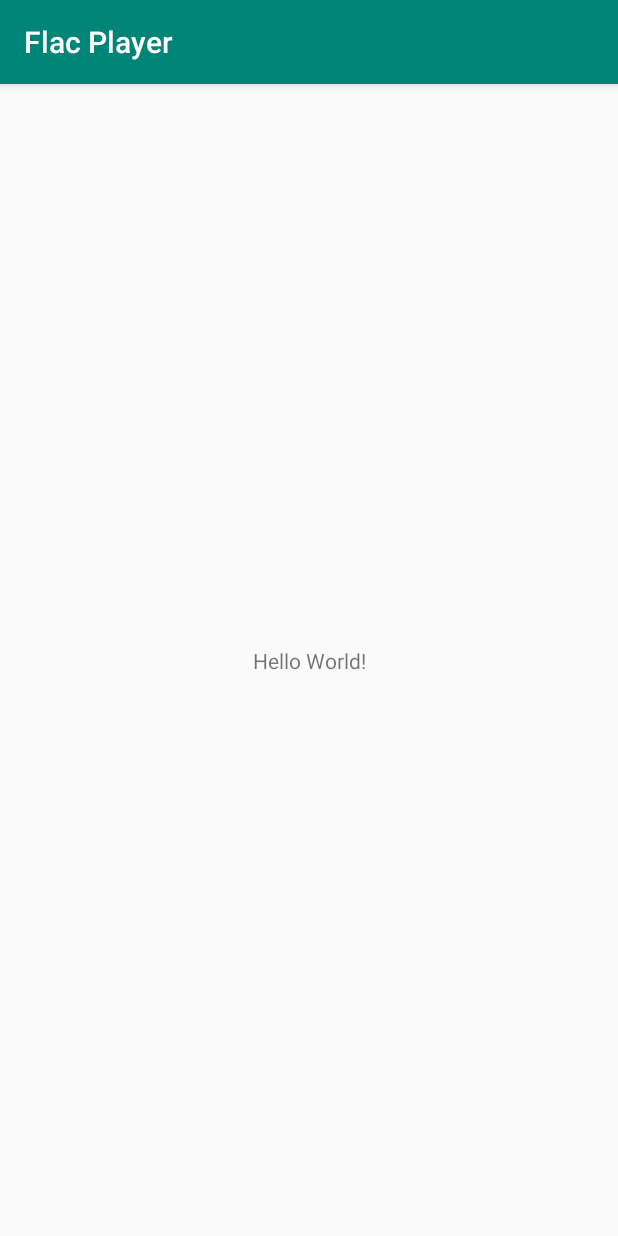
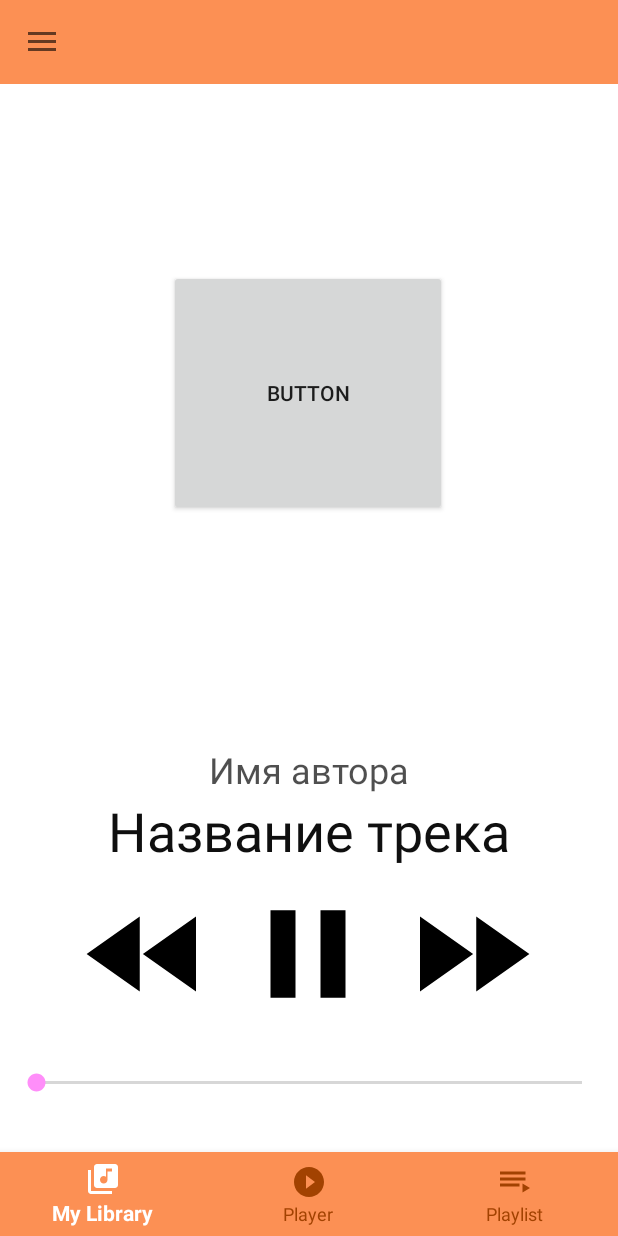
Before and after one commit to EgorAB/FlacPlayer, an Android app: the screen it shows after launch (MainActivity), on a phone screen of 412 x 824 dp. Run offline under Robolectric (Android 15) with nearby library versions, the phone set to English and light mode, and no system bars.

Commit message:
:sunglasses:

```diff
--- a/app/build.gradle
+++ b/app/build.gradle
@@ -30,4 +30,5 @@ dependencies {
     testImplementation 'junit:junit:4.12'
     androidTestImplementation 'com.android.support.test:runner:1.0.2'
     androidTestImplementation 'com.android.support.test.espresso:espresso-core:3.0.2'
+    implementation 'com.android.support:design:28.0.0'
 }
--- a/app/src/main/java/com/example/flacplayer/MainActivity.kt
+++ b/app/src/main/java/com/example/flacplayer/MainActivity.kt
@@ -2,11 +2,27 @@ package com.example.flacplayer
 
 import android.support.v7.app.AppCompatActivity
 import android.os.Bundle
+import android.support.v4.widget.DrawerLayout
+import android.support.v7.app.ActionBarDrawerToggle
+import android.support.v7.widget.Toolbar
+import kotlinx.android.synthetic.main.activity_main.*
+import android.view.animation.AlphaAnimation
+
+
 
 class MainActivity : AppCompatActivity() {
-
+    private val buttonClick = AlphaAnimation(1f, 0.8f)
     override fun onCreate(savedInstanceState: Bundle?) {
         super.onCreate(savedInstanceState)
         setContentView(R.layout.activity_main)
+        val drawerLayout: DrawerLayout = findViewById(R.id.drawer_layout)
+        val toolBar: Toolbar = findViewById(R.id.toolbar)
+        setSupportActionBar(toolBar)
+        supportActionBar?.setDisplayShowTitleEnabled(false)
+        val toggle = ActionBarDrawerToggle(
+            this, drawerLayout, toolbar, R.string.navigation_drawer_open, R.string.navigation_drawer_close
+        )
+        drawerLayout.addDrawerListener(toggle)
+        toggle.syncState()
     }
 }
--- /dev/null
+++ b/app/src/main/res/color/bottom_navigation_item_background_colors.xml
@@ -0,0 +1,7 @@
+<?xml version="1.0" encoding="utf-8"?>
+<selector xmlns:android="http://schemas.android.com/apk/res/android">
+    <item android:color="@color/white"
+          android:state_checked="true"/>
+    <item android:color="@color/colorPrimaryDark"
+          android:state_checked="false"/>
+</selector>
--- /dev/null
+++ b/app/src/main/res/drawable/ic_fast_forward_black_24dp.xml
@@ -0,0 +1,9 @@
+<vector xmlns:android="http://schemas.android.com/apk/res/android"
+        android:width="24dp"
+        android:height="24dp"
+        android:viewportWidth="24.0"
+        android:viewportHeight="24.0">
+    <path
+        android:fillColor="#FF000000"
+        android:pathData="M4,18l8.5,-6L4,6v12zM13,6v12l8.5,-6L13,6z"/>
+</vector>
--- /dev/null
+++ b/app/src/main/res/drawable/ic_fast_rewind_black_24dp.xml
@@ -0,0 +1,9 @@
+<vector xmlns:android="http://schemas.android.com/apk/res/android"
+        android:width="24dp"
+        android:height="24dp"
+        android:viewportWidth="24.0"
+        android:viewportHeight="24.0">
+    <path
+        android:fillColor="#FF000000"
+        android:pathData="M11,18L11,6l-8.5,6 8.5,6zM11.5,12l8.5,6L20,6l-8.5,6z"/>
+</vector>
--- /dev/null
+++ b/app/src/main/res/drawable/ic_library_music_black_24dp.xml
@@ -0,0 +1,9 @@
+<vector xmlns:android="http://schemas.android.com/apk/res/android"
+        android:width="24dp"
+        android:height="24dp"
+        android:viewportWidth="24.0"
+        android:viewportHeight="24.0">
+    <path
+        android:fillColor="#FF000000"
+        android:pathData="M20,2L8,2c-1.1,0 -2,0.9 -2,2v12c0,1.1 0.9,2 2,2h12c1.1,0 2,-0.9 2,-2L22,4c0,-1.1 -0.9,-2 -2,-2zM18,7h-3v5.5c0,1.38 -1.12,2.5 -2.5,2.5S10,13.88 10,12.5s1.12,-2.5 2.5,-2.5c0.57,0 1.08,0.19 1.5,0.51L14,5h4v2zM4,6L2,6v14c0,1.1 0.9,2 2,2h14v-2L4,20L4,6z"/>
+</vector>
--- /dev/null
+++ b/app/src/main/res/drawable/ic_pause_black_24dp.xml
@@ -0,0 +1,9 @@
+<vector xmlns:android="http://schemas.android.com/apk/res/android"
+        android:width="24dp"
+        android:height="24dp"
+        android:viewportWidth="24.0"
+        android:viewportHeight="24.0">
+    <path
+        android:fillColor="#FF000000"
+        android:pathData="M6,19h4L10,5L6,5v14zM14,5v14h4L18,5h-4z"/>
+</vector>
--- /dev/null
+++ b/app/src/main/res/drawable/ic_play_circle_filled_black_24dp.xml
@@ -0,0 +1,9 @@
+<vector xmlns:android="http://schemas.android.com/apk/res/android"
+        android:width="24dp"
+        android:height="24dp"
+        android:viewportWidth="24.0"
+        android:viewportHeight="24.0">
+    <path
+        android:fillColor="#FF000000"
+        android:pathData="M12,2C6.48,2 2,6.48 2,12s4.48,10 10,10 10,-4.48 10,-10S17.52,2 12,2zM10,16.5v-9l6,4.5 -6,4.5z"/>
+</vector>
--- /dev/null
+++ b/app/src/main/res/drawable/ic_playlist_play_black_24dp.xml
@@ -0,0 +1,9 @@
+<vector xmlns:android="http://schemas.android.com/apk/res/android"
+        android:width="24dp"
+        android:height="24dp"
+        android:viewportWidth="24.0"
+        android:viewportHeight="24.0">
+    <path
+        android:fillColor="#FF000000"
+        android:pathData="M19,9L2,9v2h17L19,9zM19,5L2,5v2h17L19,5zM2,15h13v-2L2,13v2zM17,13v6l5,-3 -5,-3z"/>
+</vector>
--- a/app/src/main/res/layout/activity_main.xml
+++ b/app/src/main/res/layout/activity_main.xml
@@ -1,19 +1,37 @@
 <?xml version="1.0" encoding="utf-8"?>
-<android.support.constraint.ConstraintLayout
-        xmlns:android="http://schemas.android.com/apk/res/android"
-        xmlns:tools="http://schemas.android.com/tools"
-        xmlns:app="http://schemas.android.com/apk/res-auto"
-        android:layout_width="match_parent"
+<android.support.v4.widget.DrawerLayout
+        xmlns:app="http://schemas.android.com/apk/res-auto" xmlns:tools="http://schemas.android.com/tools" android:id="@+id/drawer_layout"
         android:layout_height="match_parent"
-        tools:context=".MainActivity">
+                                        xmlns:android="http://schemas.android.com/apk/res/android"
+                                        android:layout_width="match_parent">
+    <android.support.v7.widget.Toolbar
+            android:id="@+id/toolbar"
+            android:layout_width="match_parent"
+            android:layout_height="?attr/actionBarSize"
+            android:background="@color/colorPrimary"
+            app:layout_constraintTop_toTopOf="parent"/>
+    <android.support.constraint.ConstraintLayout
+            android:layout_width="match_parent"
+            android:layout_height="match_parent"
+            tools:context=".MainActivity" android:layout_marginTop="?attr/actionBarSize">
+        <android.support.design.widget.BottomNavigationView
+                android:layout_width="match_parent"
+                android:layout_height="wrap_content"
+                app:itemBackground="@color/colorPrimary"
+                app:menu="@menu/bottom_navigation_menu"
+                android:id="@+id/bottomNavigationView"
+                app:itemIconTint="@color/bottom_navigation_item_background_colors"
+                app:itemTextColor="@color/bottom_navigation_item_background_colors"
+                app:layout_constraintBottom_toBottomOf="parent"/>
 
-    <TextView
+        <include layout="@layout/play_scene" android:layout_width="match_parent" android:layout_height="match_parent"
+                 tools:layout_editor_absoluteX="125dp"/>
+    </android.support.constraint.ConstraintLayout>
+
+    <android.support.design.widget.NavigationView
+            android:fitsSystemWindows="true"
             android:layout_width="wrap_content"
-            android:layout_height="wrap_content"
-            android:text="Hello World!"
-            app:layout_constraintBottom_toBottomOf="parent"
-            app:layout_constraintLeft_toLeftOf="parent"
-            app:layout_constraintRight_toRightOf="parent"
-            app:layout_constraintTop_toTopOf="parent"/>
-
-</android.support.constraint.ConstraintLayout>
+            android:layout_gravity="start"
+            android:layout_height="match_parent"
+            android:id="@+id/navigationView"/>
+</android.support.v4.widget.DrawerLayout>
--- /dev/null
+++ b/app/src/main/res/layout/library_scene.xml
@@ -0,0 +1,8 @@
+<?xml version="1.0" encoding="utf-8"?>
+<android.support.constraint.ConstraintLayout xmlns:android="http://schemas.android.com/apk/res/android"
+                                             android:layout_width="match_parent"
+                                             android:layout_height="match_parent">
+    <ListView android:layout_width="match_parent" android:layout_height="match_parent">
+
+    </ListView>
+</android.support.constraint.ConstraintLayout>
--- /dev/null
+++ b/app/src/main/res/layout/play_scene.xml
@@ -0,0 +1,74 @@
+<?xml version="1.0" encoding="utf-8"?>
+<android.support.constraint.ConstraintLayout
+        xmlns:android="http://schemas.android.com/apk/res/android"
+        xmlns:app="http://schemas.android.com/apk/res-auto"
+        xmlns:tools="http://schemas.android.com/tools"
+        android:id="@+id/play_scene"
+        android:background="@color/white"
+        android:layout_height="match_parent"
+        android:layout_width="match_parent">
+    <Button android:layout_width="100dp" android:layout_height="100dp"
+            android:background="@drawable/ic_pause_black_24dp"
+            android:focusable="true"
+            android:clickable="true"
+            android:id="@+id/playButton"
+            app:layout_constraintTop_toTopOf="parent"
+            app:layout_constraintStart_toStartOf="parent" app:layout_constraintBottom_toBottomOf="parent"
+            app:layout_constraintEnd_toEndOf="parent" app:layout_constraintHorizontal_bias="0.498"
+            app:layout_constraintVertical_bias="0.793"/>
+
+    <Button android:layout_width="100dp" android:layout_height="100dp"
+            android:background="@drawable/ic_fast_rewind_black_24dp"
+            android:focusable="true"
+            android:clickable="true"
+            android:id="@+id/previousButton"
+            app:layout_constraintTop_toTopOf="parent"
+            app:layout_constraintStart_toStartOf="parent" app:layout_constraintBottom_toBottomOf="parent"
+            app:layout_constraintHorizontal_bias="1.0"
+            android:layout_marginEnd="8dp" app:layout_constraintEnd_toStartOf="@+id/playButton"
+            app:layout_constraintVertical_bias="0.793"/>
+
+    <Button android:layout_width="100dp" android:layout_height="100dp"
+            android:background="@drawable/ic_fast_forward_black_24dp"
+            android:focusable="true"
+            android:clickable="true"
+            android:id="@+id/nextButton"
+            app:layout_constraintTop_toTopOf="parent"
+            app:layout_constraintBottom_toBottomOf="parent"
+            app:layout_constraintEnd_toEndOf="parent" app:layout_constraintHorizontal_bias="0.0"
+            app:layout_constraintVertical_bias="0.793" app:layout_constraintStart_toEndOf="@+id/playButton"
+            android:layout_marginStart="8dp"/>
+    <TextView
+            android:text="Имя автора"
+            android:layout_width="wrap_content"
+            android:layout_height="wrap_content"
+            android:id="@+id/textView" android:textSize="24sp"
+            app:layout_constraintBottom_toTopOf="@+id/textView2"
+            android:textColor="#B2030303" android:layout_marginEnd="8dp" app:layout_constraintEnd_toEndOf="parent"
+            android:layout_marginStart="8dp" app:layout_constraintStart_toStartOf="parent"/>
+    <TextView
+            android:text="Название трека"
+            android:layout_width="wrap_content"
+            android:layout_height="wrap_content"
+            android:id="@+id/textView2" android:textSize="36sp"
+            app:layout_constraintBottom_toTopOf="@+id/playButton"
+            android:textColor="#F0000000" android:layout_marginBottom="8dp" android:layout_marginStart="8dp"
+            app:layout_constraintStart_toStartOf="parent" android:layout_marginEnd="8dp"
+            app:layout_constraintEnd_toEndOf="parent"/>
+    <SeekBar
+            android:layout_width="match_parent"
+            android:layout_height="24dp"
+            android:id="@+id/seekBar"
+            app:layout_constraintEnd_toEndOf="parent" android:layout_marginEnd="8dp"
+            app:layout_constraintTop_toBottomOf="@+id/playButton"
+            android:layout_marginStart="8dp" app:layout_constraintStart_toStartOf="parent"
+            android:layout_marginTop="24dp" app:layout_constraintHorizontal_bias="0.0"/>
+    <Button
+            android:text="Button"
+            android:layout_width="185dp"
+            android:layout_height="164dp"
+            android:id="@+id/button" app:layout_constraintStart_toStartOf="parent" android:layout_marginStart="8dp"
+            app:layout_constraintEnd_toEndOf="parent" android:layout_marginEnd="8dp" android:layout_marginTop="124dp"
+            app:layout_constraintTop_toTopOf="parent" app:layout_constraintHorizontal_bias="0.498"/>
+
+</android.support.constraint.ConstraintLayout>
--- /dev/null
+++ b/app/src/main/res/menu/bottom_navigation_menu.xml
@@ -0,0 +1,17 @@
+<?xml version="1.0" encoding="utf-8"?>
+<menu xmlns:app="http://schemas.android.com/apk/res-auto"
+      xmlns:android="http://schemas.android.com/apk/res/android">
+
+    <item android:id="@+id/libraryButton" android:title="@string/menu_icon_library_button"
+          app:showAsAction="ifRoom"
+          android:color = "@color/colorAccent"
+          android:icon="@drawable/ic_library_music_black_24dp"/>
+    <item android:id="@+id/playButton" android:title="@string/menu_icon_play_button"
+          app:showAsAction="ifRoom"
+          android:color = "@color/colorAccent"
+          android:icon="@drawable/ic_play_circle_filled_black_24dp"/>
+    <item android:id="@+id/playlistButton" android:title="@string/menu_icon_playlist_button"
+          app:showAsAction="ifRoom"
+          android:color = "@color/colorAccent"
+          android:icon="@drawable/ic_playlist_play_black_24dp"/>
+</menu>
--- a/app/src/main/res/values/colors.xml
+++ b/app/src/main/res/values/colors.xml
@@ -1,6 +1,7 @@
 <?xml version="1.0" encoding="utf-8"?>
 <resources>
-    <color name="colorPrimary">#008577</color>
-    <color name="colorPrimaryDark">#00574B</color>
-    <color name="colorAccent">#D81B60</color>
+    <color name="colorPrimary">#FC9054</color>
+    <color name="colorPrimaryDark">#A24201</color>
+    <color name="colorAccent">#FF8EF9</color>
+    <color name="white">#FFFFFF</color>
 </resources>
--- a/app/src/main/res/values/strings.xml
+++ b/app/src/main/res/values/strings.xml
@@ -1,3 +1,8 @@
 <resources>
     <string name="app_name">Flac Player</string>
+    <string name="menu_icon_play_button">Player</string>
+    <string name="menu_icon_library_button">My Library</string>
+    <string name="menu_icon_playlist_button">Playlist</string>
+    <string name="navigation_drawer_open">Open navigation drawer</string>
+    <string name="navigation_drawer_close">Close navigation drawer</string>
 </resources>
--- a/app/src/main/res/values/styles.xml
+++ b/app/src/main/res/values/styles.xml
@@ -1,7 +1,7 @@
 <resources>
 
     <!-- Base application theme. -->
-    <style name="AppTheme" parent="Theme.AppCompat.Light.DarkActionBar">
+    <style name="AppTheme" parent="Theme.AppCompat.Light.NoActionBar">
         <!-- Customize your theme here. -->
         <item name="colorPrimary">@color/colorPrimary</item>
         <item name="colorPrimaryDark">@color/colorPrimaryDark</item>
```
